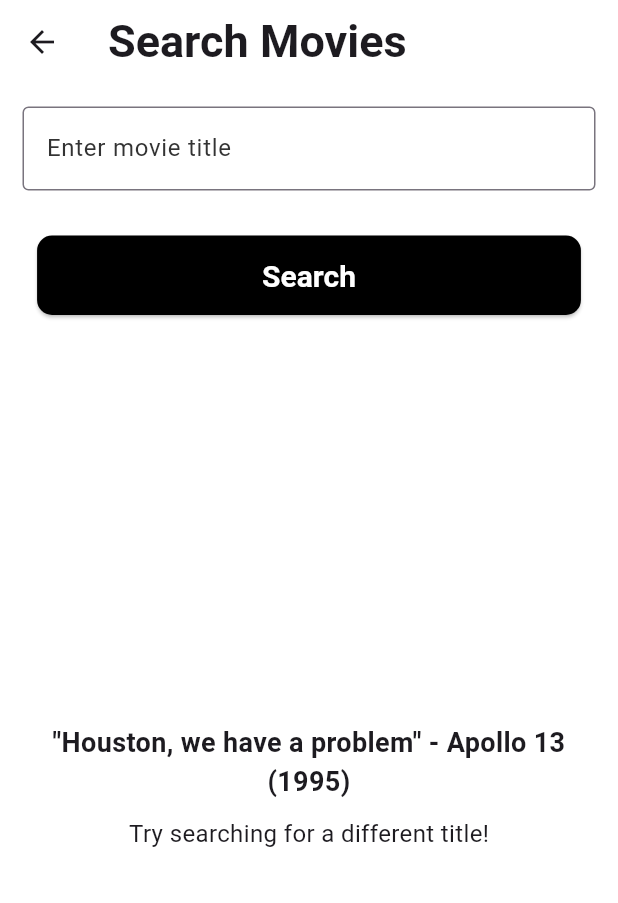
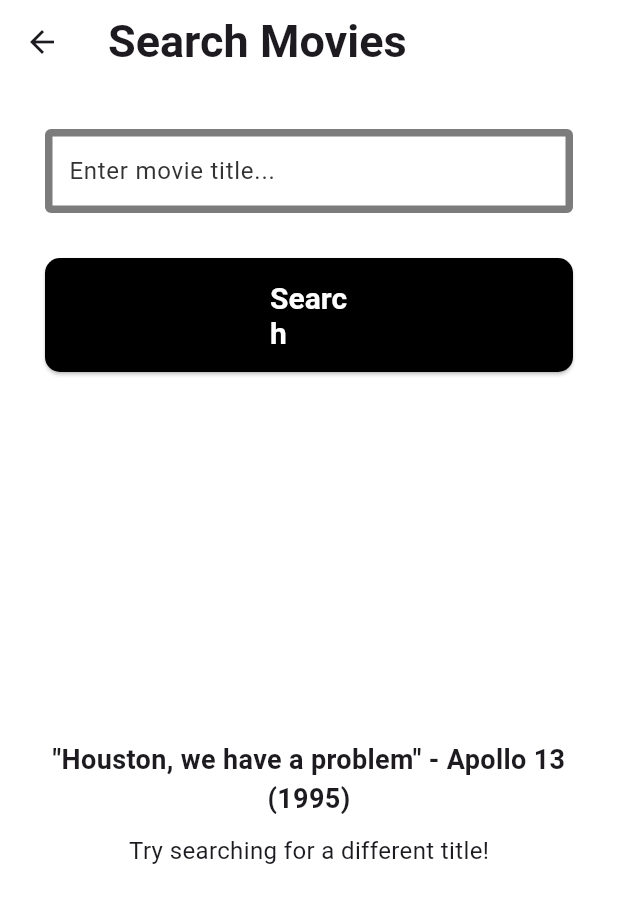
Before and after one commit to xaatu/omdb_api_updated, a Flutter app: the MovieSearchScreen screen opened directly, after a tap on "Search", on a phone screen of 412 x 824 dp. Shown: the top 903 px of the screen. Run offline on Flutter 3.47's test engine with Material 3 defaults, Android fonts, the phone set to English and light mode, and no system bars; our stand-ins replace dio; network calls fail.

Commit message:
thicker input border on search screen to match thick search buttons, grey when not focussed

```diff
--- a/lib/screens/movie_search_screen.dart
+++ b/lib/screens/movie_search_screen.dart
@@ -39,17 +39,16 @@ class MovieSearchScreenState extends State<MovieSearchScreen> {
         ),
       ),
       body: Padding(
-        padding: const EdgeInsets.all(15.0), // app bar padding
+        padding: const EdgeInsets.all(30.0), // app bar padding
         child: Column( // vertical column
           children: [
             TextField(
-              controller: _searchController, // manage input
-              decoration: const InputDecoration(
-                labelText: 'Enter movie title', // placeholder text
-                border: OutlineInputBorder( // outline border for input text
-                ),
-              ),
-            ),
+  controller: _searchController,
+  decoration: const InputDecoration(
+    labelText: 'Enter movie title...', // placeholder text
+  ),
+),
+
             const SizedBox(height: 30),
             ElevatedButton( // raised button
               onPressed: _searchMovies, // calls _searchMovies on button press
--- a/lib/services/omdb_service.dart
+++ b/lib/services/omdb_service.dart
@@ -17,7 +17,7 @@ class OmdbService {
   Tried turning off VPN etc first this was a last resort */
   Future<List<Movie>> searchMovies(String query) async {
     try { // try catch error handling
-      final response = await _dio.get( // get request to OMDB API
+      final response = await _dio.get( // get request to OMDB API using dio
         'https://www.omdbapi.com/',
         queryParameters: {
           's': query, // movie title search query
@@ -26,7 +26,7 @@ class OmdbService {
       );
 
       if (response.statusCode == 200 && response.data['Search'] != null) {
-        return (response.data['Search'] as List).map((item) => Movie.fromJson(item)).toList();
+        return (response.data['Search'] as List).map((item) => Movie.fromJson(item)).toList(); // response in JSON format to be parsed and displayed
       }
     } catch (e) {
       // print("Error: e"); - this was from the issues i faced with
@@ -36,6 +36,7 @@ class OmdbService {
   }
 }
 
+// formatting the retrieved data
 class Movie {
   final String title;
   final String year;
--- a/lib/themes/theme.dart
+++ b/lib/themes/theme.dart
@@ -56,18 +56,47 @@ class AppTheme {
   static const TextStyle movieYearTextStyle = TextStyle(
     fontSize: 18,
   );
+  // light theme
+static final ThemeData lightTheme = ThemeData(
+  scaffoldBackgroundColor: const Color.fromARGB(255, 255, 255, 255),
 
-  // light theme
-  static final ThemeData lightTheme = ThemeData(
-    scaffoldBackgroundColor: const Color.fromARGB(255, 255, 255, 255), // white background
+  appBarTheme: const AppBarTheme(
+    color: Color.fromARGB(255, 255, 255, 255),
+  ),
 
-    appBarTheme: const AppBarTheme(
-      color: Color.fromARGB(255, 255, 255, 255), // app bar background color
+  inputDecorationTheme: const InputDecorationTheme(
+    labelStyle: TextStyle(color: Color.fromARGB(255, 51, 51, 51)),
+
+    // default border
+    border: OutlineInputBorder(
+      borderSide: BorderSide(
+        color: Colors.black,
+        width: 5.0,
+      ),
     ),
 
-    inputDecorationTheme: const InputDecorationTheme(
-      labelStyle: TextStyle(color: Color.fromARGB(255, 51, 51, 51)), // placeholder text color
+    // when the field is focussed
+    focusedBorder: OutlineInputBorder(
+      borderSide: BorderSide(
+        color: Color.fromARGB(255, 0, 0, 0),
+        width: 5.0,
+      ),
     ),
 
-  );
+    // enabled border (when page first loads, not focussed)
+    enabledBorder: OutlineInputBorder(
+      borderSide: BorderSide(
+        color: Color.fromARGB(255, 124, 124, 124),
+        width: 5.0,
+      ),
+    ),
+
+
+
+  ),
+);
+
+
+
+
 }
```
